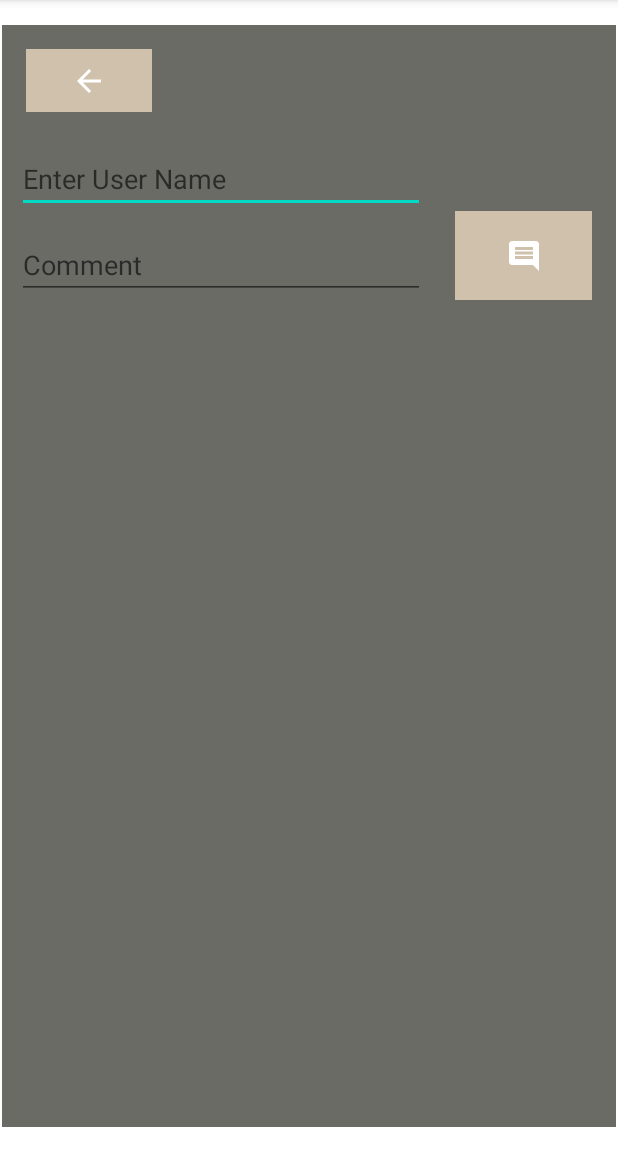
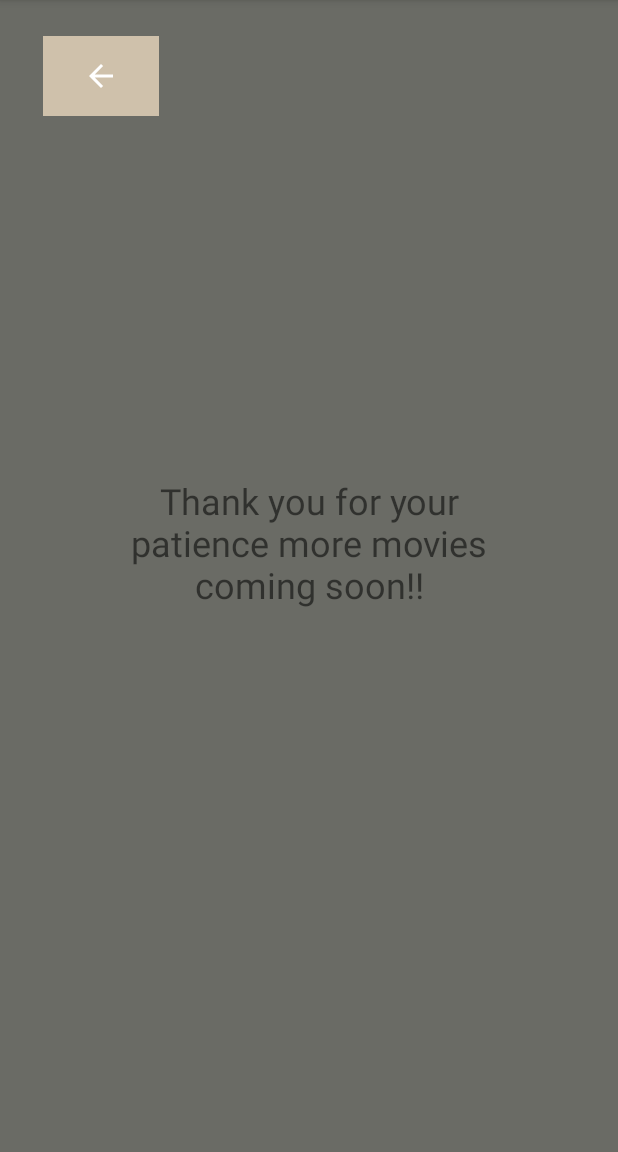
Before and after one commit to mh217/GoodTV, an Android app: the SearchMovies screen opened directly, with no data from a screen before it, after a tap on an icon or button, on a phone screen of 412 x 824 dp, the part 84-1236 px from its top. Run offline under Robolectric (Android 15) with nearby library versions, the phone set to English and light mode, and no system bars; our stand-ins replace Firebase (no records; nobody signed in at launch, a user with empty details on screens opened directly); Roboto replaces fonts that are not available here.

Commit message:
Update 1.2

```diff
--- /dev/null
+++ b/app/src/main/java/com/example/goodtv/ForEndFragment.kt
@@ -0,0 +1,35 @@
+package com.example.goodtv
+
+import android.content.Intent
+import android.os.Bundle
+import androidx.fragment.app.Fragment
+import android.view.LayoutInflater
+import android.view.View
+import android.view.ViewGroup
+import android.widget.ImageButton
+
+
+class ForEndFragment : Fragment() {
+
+
+    override fun onCreateView(
+        inflater: LayoutInflater, container: ViewGroup?,
+        savedInstanceState: Bundle?
+    ): View? {
+
+      val view = inflater.inflate(R.layout.fragment_for_end, container, false)
+
+        val backbtn = view.findViewById<ImageButton>(R.id.BackImgBtn)
+
+        backbtn.setOnClickListener {
+            val goback = Intent(context, SearchMovies::class.java)
+            startActivity(goback)
+        }
+
+
+
+        return view
+    }
+
+
+}
--- /dev/null
+++ b/app/src/main/java/com/example/goodtv/ForendActivity.kt
@@ -0,0 +1,18 @@
+package com.example.goodtv
+
+import androidx.appcompat.app.AppCompatActivity
+import android.os.Bundle
+
+class ForendActivity : AppCompatActivity() {
+    override fun onCreate(savedInstanceState: Bundle?) {
+        super.onCreate(savedInstanceState)
+        setContentView(R.layout.activity_forend)
+
+        val additional = ForEndFragment()
+
+        supportFragmentManager.beginTransaction().apply {
+            replace(R.id.fragmentContainerEnd, additional)
+            commit()
+        }
+    }
+}
--- a/app/src/main/java/com/example/goodtv/SearchMovies.kt
+++ b/app/src/main/java/com/example/goodtv/SearchMovies.kt
@@ -40,7 +40,7 @@ class SearchMovies : AppCompatActivity(){
         }
 
         moreBtn.setOnClickListener {
-            val searchAct = Intent(this, CommentHelp::class.java)
+            val searchAct = Intent(this, ForendActivity::class.java)
             startActivity(searchAct)
         }
 
--- /dev/null
+++ b/app/src/main/res/layout/activity_forend.xml
@@ -0,0 +1,19 @@
+<?xml version="1.0" encoding="utf-8"?>
+<androidx.constraintlayout.widget.ConstraintLayout xmlns:android="http://schemas.android.com/apk/res/android"
+    xmlns:app="http://schemas.android.com/apk/res-auto"
+    xmlns:tools="http://schemas.android.com/tools"
+    android:layout_width="match_parent"
+    android:layout_height="match_parent"
+    tools:context=".ForendActivity">
+
+    <androidx.fragment.app.FragmentContainerView
+        android:id="@+id/fragmentContainerEnd"
+        android:name="com.example.goodtv.ForEndFragment"
+        android:layout_width="0dp"
+        android:layout_height="0dp"
+        app:layout_constraintBottom_toBottomOf="parent"
+        app:layout_constraintEnd_toEndOf="parent"
+        app:layout_constraintStart_toStartOf="parent"
+        app:layout_constraintTop_toTopOf="parent"
+        tools:layout="@layout/fragment_for_end" />
+</androidx.constraintlayout.widget.ConstraintLayout>
--- a/app/src/main/res/layout/activity_search_movies.xml
+++ b/app/src/main/res/layout/activity_search_movies.xml
@@ -48,7 +48,7 @@
         app:layout_constraintStart_toEndOf="@+id/HomeBtnHomee"
         app:layout_constraintTop_toBottomOf="@+id/MovieRecycleView"
         app:layout_constraintVertical_bias="1.0"
-        app:srcCompat="@drawable/ic_baseline_comment_24" />
+        app:srcCompat="@drawable/ic_baseline_add_24" />
 
     <ImageButton
         android:id="@+id/HomeBtnHomee"
--- /dev/null
+++ b/app/src/main/res/layout/fragment_for_end.xml
@@ -0,0 +1,34 @@
+<?xml version="1.0" encoding="utf-8"?>
+<androidx.constraintlayout.widget.ConstraintLayout xmlns:android="http://schemas.android.com/apk/res/android"
+    xmlns:app="http://schemas.android.com/apk/res-auto"
+    xmlns:tools="http://schemas.android.com/tools"
+    android:layout_width="match_parent"
+    android:layout_height="match_parent"
+    tools:context=".ForEndFragment"
+    android:background="@color/brown">
+
+    <TextView
+        android:id="@+id/textView4"
+        android:layout_width="279dp"
+        android:layout_height="183dp"
+        android:text="@string/moreMoviesWarning"
+        android:textAlignment="center"
+        android:textSize="24sp"
+        app:layout_constraintBottom_toBottomOf="parent"
+        app:layout_constraintEnd_toEndOf="parent"
+        app:layout_constraintStart_toStartOf="parent"
+        app:layout_constraintTop_toTopOf="parent"
+        app:layout_constraintVertical_bias="0.543" />
+
+    <ImageButton
+        android:id="@+id/BackImgBtn"
+        android:layout_width="77dp"
+        android:layout_height="53dp"
+        android:layout_marginTop="24dp"
+        android:src="@drawable/ic_baseline_arrow_back_24"
+        app:layout_constraintEnd_toEndOf="parent"
+        app:layout_constraintHorizontal_bias="0.085"
+        app:layout_constraintStart_toStartOf="parent"
+        app:layout_constraintTop_toTopOf="parent"
+        android:background="@color/light_brown2"/>
+</androidx.constraintlayout.widget.ConstraintLayout>
--- a/app/src/main/res/values/strings.xml
+++ b/app/src/main/res/values/strings.xml
@@ -9,6 +9,8 @@
     <string name="rating">Rating:</string>
     <string name="end">The end</string>
     <string name="back">Go back</string>
+    <string name="comment">Comment</string>
+    <string name="moreMoviesWarning">Thank you for your patience more movies coming soon!!</string>
     <string name="forendfrag">This is the end.</string>
     <string name="forend">Thank you for using my app. I wanted to develop app that help you track what movies you already watched and the ones that are still waiting for you. I hope you find it useful.</string>
 </resources>
```
Also changed, not shown: app/src/main/AndroidManifest.xml (+7 -0 lines), app/src/main/java/com/example/goodtv/CommentHelp.kt (+10 -0 lines), app/src/main/java/com/example/goodtv/Comments.kt (+16 -3 lines), app/src/main/java/com/example/goodtv/MovieDetails.kt (+13 -21 lines), app/src/main/res/layout/activity_movie_details.xml (+39 -6 lines).
